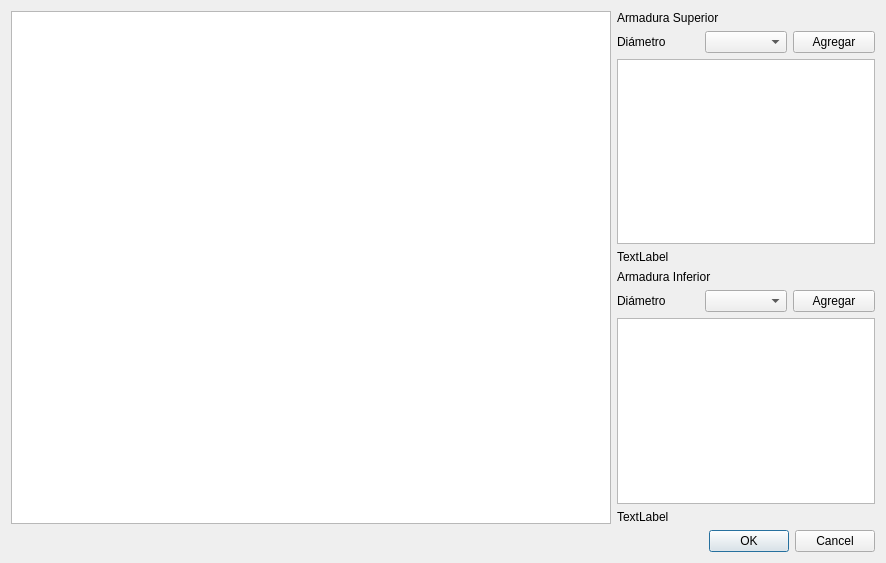
Old version of the form mkstools/dialogs/dlgsetarmadurasfelxion.ui in the repository diegowald/mkstools.
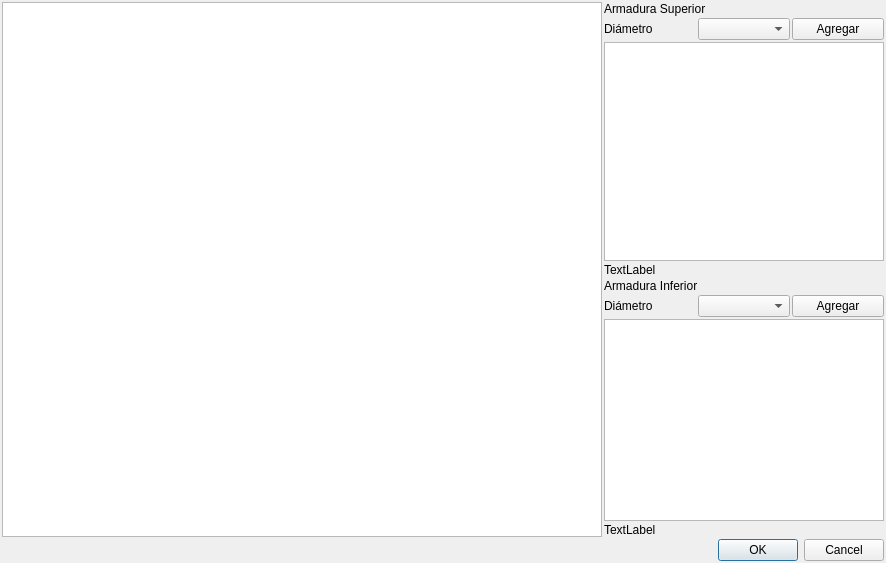
New version of the form.

What changed in the file:
```diff
--- a/mkstools/dialogs/dlgsetarmadurasfelxion.ui
+++ b/mkstools/dialogs/dlgsetarmadurasfelxion.ui
@@ -14,8 +14,26 @@
    <string>Armadura de flexión</string>
   </property>
   <layout class="QVBoxLayout" name="verticalLayout_5">
+   <property name="spacing">
+    <number>2</number>
+   </property>
+   <property name="leftMargin">
+    <number>2</number>
+   </property>
+   <property name="topMargin">
+    <number>2</number>
+   </property>
+   <property name="rightMargin">
+    <number>2</number>
+   </property>
+   <property name="bottomMargin">
+    <number>2</number>
+   </property>
    <item>
     <layout class="QHBoxLayout" name="horizontalLayout_4">
+     <property name="spacing">
+      <number>2</number>
+     </property>
      <item>
       <widget class="QGraphicsView" name="graficoArmadura">
        <property name="minimumSize">
@@ -28,6 +46,9 @@
      </item>
      <item>
       <layout class="QVBoxLayout" name="verticalLayout_4">
+       <property name="spacing">
+        <number>2</number>
+       </property>
        <item>
         <layout class="QVBoxLayout" name="verticalLayout">
          <item>
@@ -39,6 +60,9 @@
          </item>
          <item>
           <layout class="QHBoxLayout" name="horizontalLayout">
+           <property name="spacing">
+            <number>2</number>
+           </property>
            <item>
             <widget class="QLabel" name="label">
              <property name="text">
@@ -72,6 +96,9 @@
        </item>
        <item>
         <layout class="QVBoxLayout" name="verticalLayout_3">
+         <property name="spacing">
+          <number>2</number>
+         </property>
          <item>
           <widget class="QLabel" name="label_4">
            <property name="text">
@@ -81,6 +108,9 @@
          </item>
          <item>
           <layout class="QHBoxLayout" name="horizontalLayout_3">
+           <property name="spacing">
+            <number>2</number>
+           </property>
            <item>
             <widget class="QLabel" name="label_5">
              <property name="text">
```
